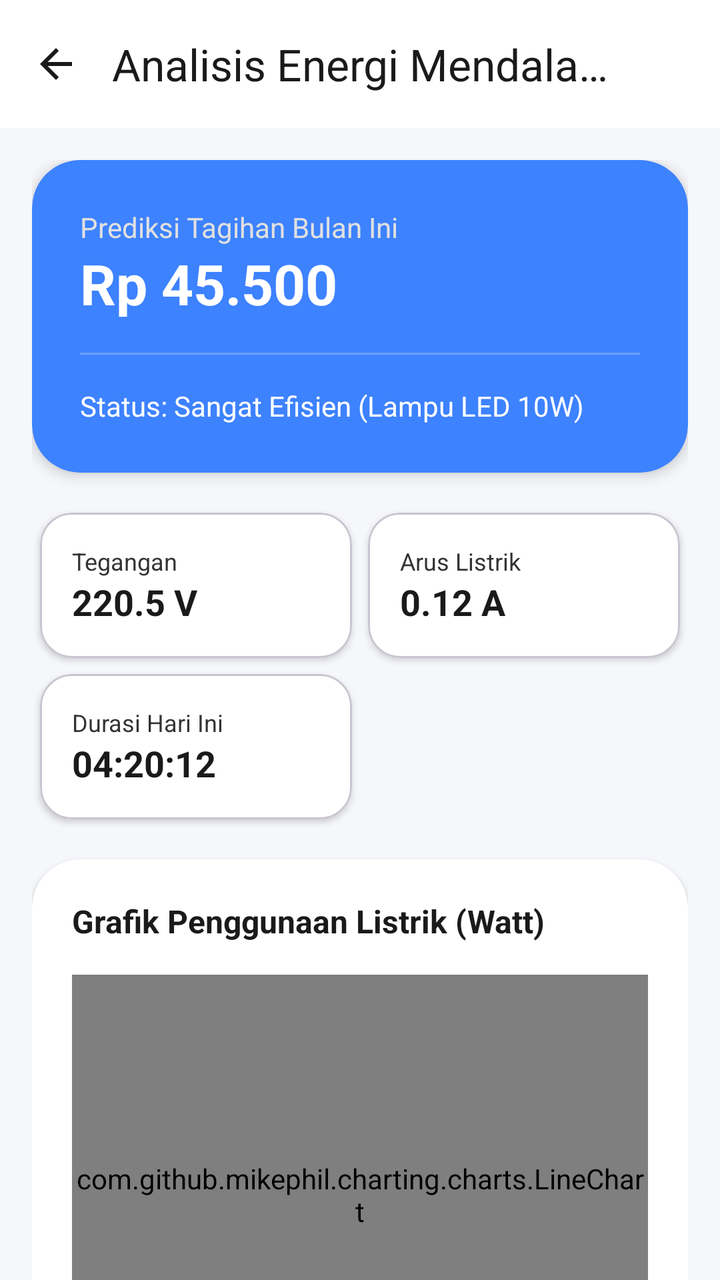
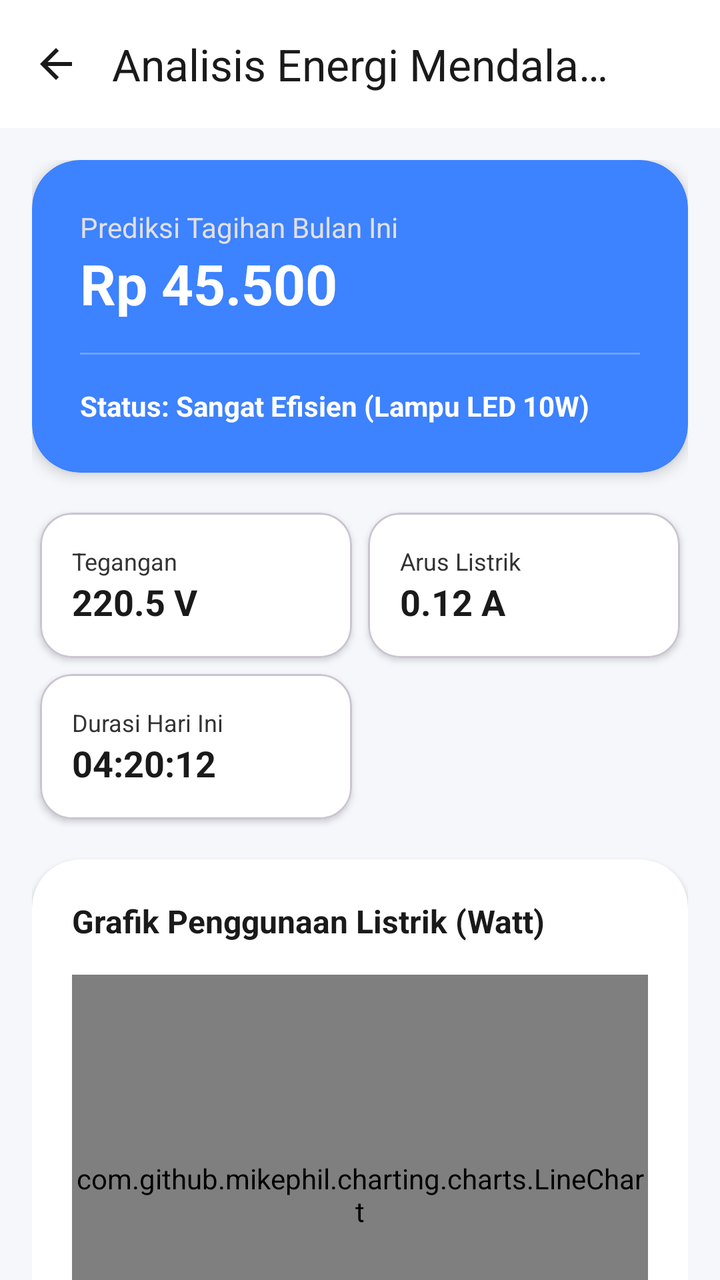

Compare the two renders of this Android layout. The source of the first and the diff that turns it into the second are given below.
<!-- AndroidManifest.xml: application theme Theme.ItProyek2 -->
<!-- res/layout/activity_detail.xml -->
<?xml version="1.0" encoding="utf-8"?>
<androidx.coordinatorlayout.widget.CoordinatorLayout xmlns:android="http://schemas.android.com/apk/res/android"
    xmlns:app="http://schemas.android.com/apk/res-auto"
    xmlns:tools="http://schemas.android.com/tools"
    android:layout_width="match_parent"
    android:layout_height="match_parent"
    android:background="@color/main_bg"
    tools:context=".DetailActivity">

    <com.google.android.material.appbar.AppBarLayout
        android:layout_width="match_parent"
        android:layout_height="wrap_content"
        android:background="@color/card_bg_custom">

        <com.google.android.material.appbar.MaterialToolbar
            android:id="@+id/toolbarDetail"
            android:layout_width="match_parent"
            android:layout_height="?attr/actionBarSize"
            app:navigationIcon="@drawable/ic_arrow_back"
            app:navigationIconTint="@color/text_head"
            app:title="Analisis Energi Mendalam"
            app:titleCentered="true"
            app:titleTextColor="@color/text_head" />

    </com.google.android.material.appbar.AppBarLayout>

    <androidx.core.widget.NestedScrollView
        android:layout_width="match_parent"
        android:layout_height="match_parent"
        app:layout_behavior="@string/appbar_scrolling_view_behavior">

        <LinearLayout
            android:layout_width="match_parent"
            android:layout_height="wrap_content"
            android:orientation="vertical"
            android:padding="16dp">

            
            <com.google.android.material.card.MaterialCardView
                android:id="@+id/cardProtectionAlert"
                android:layout_width="match_parent"
                android:layout_height="wrap_content"
                android:layout_marginBottom="16dp"
                android:visibility="gone"
                app:cardBackgroundColor="#F44336"
                app:cardCornerRadius="16dp"
                app:cardElevation="4dp"
                app:strokeWidth="0dp">

                <LinearLayout
                    android:layout_width="match_parent"
                    android:layout_height="wrap_content"
                    android:gravity="center_vertical"
                    android:orientation="horizontal"
                    android:padding="16dp">

                    <ImageView
                        android:layout_width="32dp"
                        android:layout_height="32dp"
                        android:src="@drawable/ic_power"
                        app:tint="@color/white" />

                    <LinearLayout
                        android:layout_width="0dp"
                        android:layout_height="wrap_content"
                        android:layout_marginStart="16dp"
                        android:layout_weight="1"
                        android:orientation="vertical">

                        <TextView
                            android:id="@+id/tvProtectionTitle"
                            android:layout_width="wrap_content"
                            android:layout_height="wrap_content"
                            android:text="PROTEKSI AKTIF"
                            android:textColor="@color/white"
                            android:textSize="14sp"
                            android:textStyle="bold" />

                        <TextView
                            android:id="@+id/tvProtectionDesc"
                            android:layout_width="wrap_content"
                            android:layout_height="wrap_content"
                            android:text="Tegangan terlalu tinggi, lampu dimatikan otomatis."
                            android:textColor="#E0E0E0"
                            android:textSize="12sp" />
                    </LinearLayout>
                </LinearLayout>
            </com.google.android.material.card.MaterialCardView>

            
            <com.google.android.material.card.MaterialCardView
                android:layout_width="match_parent"
                android:layout_height="wrap_content"
                android:layout_marginBottom="16dp"
                app:cardBackgroundColor="@color/primary_blue"
                app:cardCornerRadius="24dp"
                app:cardElevation="4dp"
                app:strokeWidth="0dp">

                <LinearLayout
                    android:layout_width="match_parent"
                    android:layout_height="wrap_content"
                    android:orientation="vertical"
                    android:padding="24dp">

                    <TextView
                        android:layout_width="wrap_content"
                        android:layout_height="wrap_content"
                        android:text="Prediksi Tagihan Bulan Ini"
                        android:textColor="#E0E0E0"
                        android:textSize="14sp" />

                    <TextView
                        android:id="@+id/tvPrediction"
                        android:layout_width="wrap_content"
                        android:layout_height="wrap_content"
                        android:text="Rp 45.500"
                        android:textColor="@color/white"
                        android:textSize="28sp"
                        android:textStyle="bold" />

                    <View
                        android:layout_width="match_parent"
                        android:layout_height="1dp"
                        android:layout_marginTop="16dp"
                        android:layout_marginBottom="16dp"
                        android:background="#40FFFFFF" />

                    <TextView
                        android:id="@+id/tvEfficiency"
                        android:layout_width="wrap_content"
                        android:layout_height="wrap_content"
                        android:text="Status: Sangat Efisien (Lampu LED 10W)"
                        android:textColor="@color/white"
                        android:textSize="14sp" />
                </LinearLayout>
            </com.google.android.material.card.MaterialCardView>

            
            <GridLayout
                android:layout_width="match_parent"
                android:layout_height="wrap_content"
                android:columnCount="2"
                android:rowCount="2"
                android:alignmentMode="alignMargins"
                android:layout_marginBottom="16dp">

                <com.google.android.material.card.MaterialCardView
                    android:layout_width="0dp"
                    android:layout_height="wrap_content"
                    android:layout_columnWeight="1"
                    android:layout_margin="4dp"
                    app:cardBackgroundColor="@color/card_bg_custom"
                    app:cardCornerRadius="16dp"
                    app:cardElevation="2dp">
                    <LinearLayout android:padding="16dp" android:orientation="vertical" android:layout_width="match_parent" android:layout_height="wrap_content">
                        <TextView android:text="Tegangan" android:textSize="12sp" android:textColor="@color/text_sub" android:layout_width="wrap_content" android:layout_height="wrap_content"/>
                        <TextView android:id="@+id/tvVoltDetail" android:text="220.5 V" android:textSize="18sp" android:textStyle="bold" android:textColor="@color/text_head" android:layout_width="wrap_content" android:layout_height="wrap_content"/>
                    </LinearLayout>
                </com.google.android.material.card.MaterialCardView>

                <com.google.android.material.card.MaterialCardView
                    android:layout_width="0dp"
                    android:layout_height="wrap_content"
                    android:layout_columnWeight="1"
                    android:layout_margin="4dp"
                    app:cardBackgroundColor="@color/card_bg_custom"
                    app:cardCornerRadius="16dp"
                    app:cardElevation="2dp">
                    <LinearLayout android:padding="16dp" android:orientation="vertical" android:layout_width="match_parent" android:layout_height="wrap_content">
                        <TextView android:text="Arus Listrik" android:textSize="12sp" android:textColor="@color/text_sub" android:layout_width="wrap_content" android:layout_height="wrap_content"/>
                        <TextView android:id="@+id/tvAmpereDetail" android:text="0.12 A" android:textSize="18sp" android:textStyle="bold" android:textColor="@color/text_head" android:layout_width="wrap_content" android:layout_height="wrap_content"/>
                    </LinearLayout>
                </com.google.android.material.card.MaterialCardView>

                <com.google.android.material.card.MaterialCardView
                    android:layout_width="0dp"
                    android:layout_height="wrap_content"
                    android:layout_columnWeight="1"
                    android:layout_margin="4dp"
                    app:cardBackgroundColor="@color/card_bg_custom"
                    app:cardCornerRadius="16dp"
                    app:cardElevation="2dp">
                    <LinearLayout android:padding="16dp" android:orientation="vertical" android:layout_width="match_parent" android:layout_height="wrap_content">
                        <TextView android:text="Durasi Hari Ini" android:textSize="12sp" android:textColor="@color/text_sub" android:layout_width="wrap_content" android:layout_height="wrap_content"/>
                        <TextView android:id="@+id/tvDurasiNyala" android:text="04:20:12" android:textSize="18sp" android:textStyle="bold" android:textColor="@color/text_head" android:layout_width="wrap_content" android:layout_height="wrap_content"/>
                    </LinearLayout>
                </com.google.android.material.card.MaterialCardView>

            </GridLayout>

            
            <com.google.android.material.card.MaterialCardView
                android:layout_width="match_parent"
                android:layout_height="wrap_content"
                android:layout_marginBottom="16dp"
                app:cardBackgroundColor="@color/card_bg_custom"
                app:cardCornerRadius="24dp"
                app:cardElevation="2dp"
                app:strokeWidth="0dp">

                <LinearLayout
                    android:layout_width="match_parent"
                    android:layout_height="wrap_content"
                    android:orientation="vertical"
                    android:padding="20dp">

                    <TextView
                        android:layout_width="wrap_content"
                        android:layout_height="wrap_content"
                        android:text="Grafik Penggunaan Listrik (Watt)"
                        android:textColor="@color/text_head"
                        android:textSize="16sp"
                        android:textStyle="bold"
                        android:layout_marginBottom="16dp"/>

                    <com.github.mikephil.charting.charts.LineChart
                        android:id="@+id/lineChart"
                        android:layout_width="match_parent"
                        android:layout_height="220dp" />

                    <TextView
                        android:layout_width="match_parent"
                        android:layout_height="wrap_content"
                        android:layout_marginTop="12dp"
                        android:text="*Grafik menunjukkan naik-turunnya pemakaian daya lampu dalam 24 jam terakhir."
                        android:textColor="@color/text_sub"
                        android:textSize="11sp"
                        android:gravity="center" />
                </LinearLayout>
            </com.google.android.material.card.MaterialCardView>

            
            <com.google.android.material.card.MaterialCardView
                android:layout_width="match_parent"
                android:layout_height="wrap_content"
                app:cardBackgroundColor="@color/card_bg_custom"
                app:cardCornerRadius="24dp"
                app:cardElevation="2dp">

                <LinearLayout
                    android:layout_width="match_parent"
                    android:layout_height="wrap_content"
                    android:orientation="vertical"
                    android:padding="24dp">

                    <TextView
                        android:layout_width="wrap_content"
                        android:layout_height="wrap_content"
                        android:text="Rincian Biaya Listrik"
                        android:textColor="@color/text_head"
                        android:textSize="16sp"
                        android:textStyle="bold"
                        android:layout_marginBottom="16dp" />

                    <RelativeLayout android:layout_width="match_parent" android:layout_height="wrap_content" android:paddingVertical="8dp">
                        <TextView android:text="Penggunaan (kWh)" android:textColor="@color/text_sub" android:layout_width="wrap_content" android:layout_height="wrap_content"/>
                        <TextView android:id="@+id/tvKwhToday" android:text="0.12 kWh" android:textColor="@color/text_head" android:layout_alignParentEnd="true" android:layout_width="wrap_content" android:layout_height="wrap_content"/>
                    </RelativeLayout>
                    <RelativeLayout android:layout_width="match_parent" android:layout_height="wrap_content" android:paddingVertical="8dp">
                        <TextView android:text="Tarif per kWh" android:textColor="@color/text_sub" android:layout_width="wrap_content" android:layout_height="wrap_content"/>
                        <TextView android:text="Rp 1.444,70" android:textColor="@color/text_head" android:layout_alignParentEnd="true" android:layout_width="wrap_content" android:layout_height="wrap_content"/>
                    </RelativeLayout>
                    <View android:layout_width="match_parent" android:layout_height="1dp" android:background="@color/divider_color" android:layout_marginVertical="8dp"/>
                    <RelativeLayout android:layout_width="match_parent" android:layout_height="wrap_content" android:paddingVertical="8dp">
                        <TextView android:text="Total Tagihan" android:textStyle="bold" android:textColor="@color/text_head" android:layout_width="wrap_content" android:layout_height="wrap_content"/>
                        <TextView android:id="@+id/tvEstimasiBiaya" android:text="Rp 174" android:textColor="@color/accent_yellow" android:textStyle="bold" android:layout_alignParentEnd="true" android:layout_width="wrap_content" android:layout_height="wrap_content"/>
                    </RelativeLayout>

                </LinearLayout>
            </com.google.android.material.card.MaterialCardView>

        </LinearLayout>
    </androidx.core.widget.NestedScrollView>

</androidx.coordinatorlayout.widget.CoordinatorLayout>
<!-- resources referenced by this layout -->
<resources>
  <color name="accent_yellow">#FFC107</color>
  <color name="card_bg_custom">#FFFFFF</color>
  <color name="divider_color">#E0E0E0</color>
  <color name="main_bg">#F5F7FB</color>
  <color name="primary_blue">#3D82FF</color>
  <color name="text_head">#1A1A1A</color>
  <color name="text_sub">#333333</color>
  <color name="white">#FFFFFFFF</color>
  <!-- drawable ic_arrow_back (drawable) -->
  <vector xmlns:android="http://schemas.android.com/apk/res/android"
      android:width="24dp"
      android:height="24dp"
      android:viewportWidth="24"
      android:viewportHeight="24">
      <path
          android:fillColor="#FF000000"
          android:pathData="M20,11H7.83L13.42,5.41L12,4L4,12L12,20L13.41,18.59L7.83,13H20V11Z" />
  </vector>
  <!-- drawable ic_power (drawable) -->
  <vector xmlns:android="http://schemas.android.com/apk/res/android"
      android:width="24dp"
      android:height="24dp"
      android:viewportWidth="24"
      android:viewportHeight="24">
      <path
          android:fillColor="#FF000000"
          android:pathData="M13,3H11V13H13V3M17.83,5.17L16.41,6.59C18.05,7.91 19,9.9 19,12A7,7 0 0,1 12,19A7,7 0 0,1 5,12C5,9.91 5.95,7.91 7.58,6.58L6.17,5.17C4.23,6.82 3,9.26 3,12A9,9 0 0,0 12,21A9,9 0 0,0 21,12C21,9.26 19.77,6.82 17.83,5.17Z" />
  </vector>
  <style name="Theme.ItProyek2" parent="Base.Theme.ItProyek2" />
  <style name="Base.Theme.ItProyek2" parent="Theme.Material3.DayNight.NoActionBar">
          <item name="colorPrimary">@color/primary_blue</item>
          <item name="android:statusBarColor">@android:color/transparent</item>
          <item name="android:windowLightStatusBar" tools:targetApi="m">true</item>
      </style>
</resources>

<!-- the commit's change to res/layout/activity_detail.xml (unified diff, before → after) -->
@@ -132,7 +132,8 @@
                         android:layout_height="wrap_content"
                         android:text="Status: Sangat Efisien (Lampu LED 10W)"
                         android:textColor="@color/white"
-                        android:textSize="14sp" />
+                        android:textSize="14sp"
+                        android:textStyle="bold" />
                 </LinearLayout>
             </com.google.android.material.card.MaterialCardView>
 
@@ -259,7 +260,29 @@
                     </RelativeLayout>
                     <RelativeLayout android:layout_width="match_parent" android:layout_height="wrap_content" android:paddingVertical="8dp">
                         <TextView android:text="Tarif per kWh" android:textColor="@color/text_sub" android:layout_width="wrap_content" android:layout_height="wrap_content"/>
-                        <TextView android:text="Rp 1.444,70" android:textColor="@color/text_head" android:layout_alignParentEnd="true" android:layout_width="wrap_content" android:layout_height="wrap_content"/>
+                        <LinearLayout
+                            android:layout_width="wrap_content"
+                            android:layout_height="wrap_content"
+                            android:layout_alignParentEnd="true"
+                            android:gravity="center_vertical"
+                            android:orientation="horizontal">
+                            <TextView
+                                android:id="@+id/tvTarifPerKwh"
+                                android:text="Rp 1.500"
+                                android:textColor="@color/text_head"
+                                android:layout_width="wrap_content"
+                                android:layout_height="wrap_content"/>
+                            <ImageView
+                                android:id="@+id/btnEditTarif"
+                                android:layout_width="20dp"
+                                android:layout_height="20dp"
+                                android:layout_marginStart="8dp"
+                                android:src="@drawable/ic_edit"
+                                app:tint="@color/primary_blue"
+                                android:clickable="true"
+                                android:focusable="true"
+                                android:background="?attr/selectableItemBackgroundBorderless"/>
+                        </LinearLayout>
                     </RelativeLayout>
                     <View android:layout_width="match_parent" android:layout_height="1dp" android:background="@color/divider_color" android:layout_marginVertical="8dp"/>
                     <RelativeLayout android:layout_width="match_parent" android:layout_height="wrap_content" android:paddingVertical="8dp">
<!-- resource entries referenced after the edit -->
@@ -18,6 +18,16 @@
           android:fillColor="#FF000000"
           android:pathData="M20,11H7.83L13.42,5.41L12,4L4,12L12,20L13.41,18.59L7.83,13H20V11Z" />
   </vector>
+  <!-- drawable ic_edit (drawable) -->
+  <vector xmlns:android="http://schemas.android.com/apk/res/android"
+      android:width="24dp"
+      android:height="24dp"
+      android:viewportWidth="24"
+      android:viewportHeight="24">
+      <path
+          android:fillColor="#FF000000"
+          android:pathData="M3,17.25V21h3.75L17.81,9.94l-3.75,-3.75L3,17.25zM20.71,7.04c0.39,-0.39 0.39,-1.02 0,-1.41l-2.34,-2.34c-0.39,-0.39 -1.02,-0.39 -1.41,0l-1.83,1.83 3.75,3.75 1.83,-1.83z"/>
+  </vector>
   <!-- drawable ic_power (drawable) -->
   <vector xmlns:android="http://schemas.android.com/apk/res/android"
       android:width="24dp"
